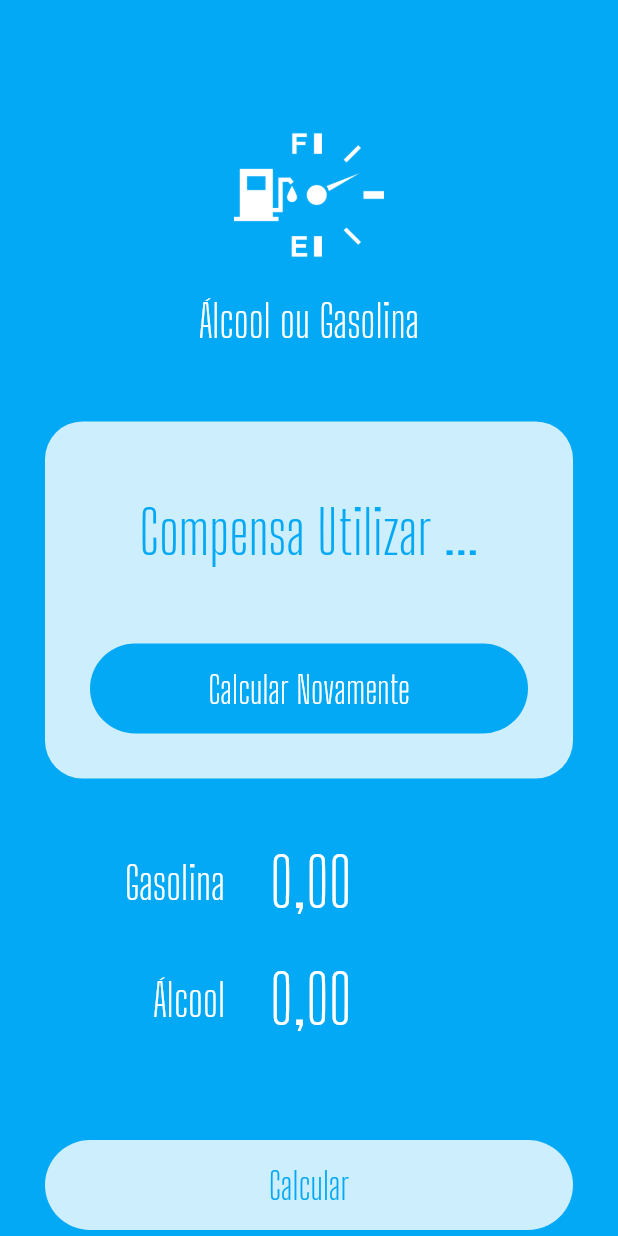
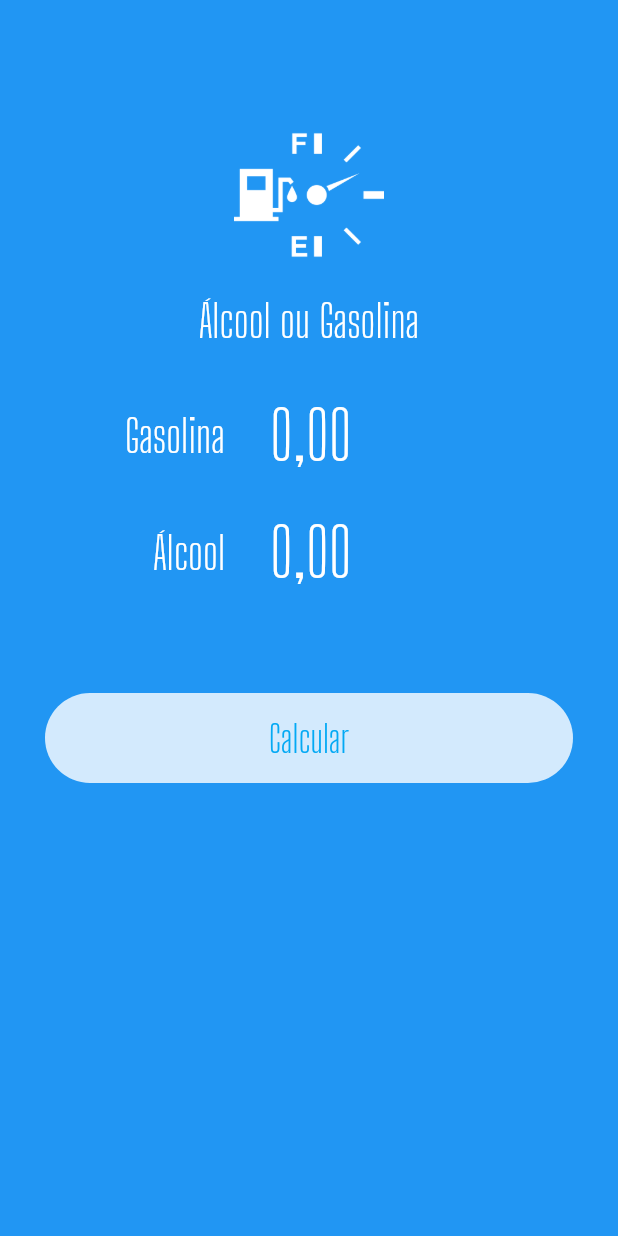
Before and after one commit to dChefer/cal_alc_gas, a Flutter app: the screen it shows after launch, on a phone screen of 412 x 824 dp. Run offline on Flutter 3.47's test engine with Material 2 defaults, Android fonts, the phone set to English and light mode, and no system bars; our stand-ins replace flutter_masked_text.

Commit message:
App Final

```diff
--- a/lib/main.dart
+++ b/lib/main.dart
@@ -1,10 +1,5 @@
-import 'package:alcool_gasolina/widgets/input.widget.dart';
-import 'package:alcool_gasolina/widgets/loading-button.widget.dart';
-import 'package:alcool_gasolina/widgets/logo.widget.dart';
-import 'package:alcool_gasolina/widgets/submit-form.dart';
-import 'package:alcool_gasolina/widgets/success.widget.dart';
 import 'package:flutter/material.dart';
-import 'package:flutter_masked_text/flutter_masked_text.dart';
+import 'pages/home.page.dart';
 
 void main() {
   runApp(MyApp());
@@ -24,30 +19,3 @@ class MyApp extends StatelessWidget {
     );
   }
 }
-
-class HomePage extends StatelessWidget {
-  var _gasCtrl = new MoneyMaskedTextController();
-  var _alcCtrl = new MoneyMaskedTextController();
-
-  @override
-  Widget build(BuildContext context) {
-    return Scaffold(
-      backgroundColor: Theme.of(context).primaryColor,
-      body: ListView(
-        children: <Widget>[
-          Logo(),
-          Success(
-            reset: () {},
-            result: "Compensa Utilizar ...",
-          ),
-          SubmitForm(
-            gastCtrl: _gasCtrl,
-            alcCtrl: _alcCtrl,
-            busy: false,
-            submitForm: () {},
-          ),
-        ],
-      ),
-    );
-  }
-}
--- /dev/null
+++ b/lib/pages/home.page.dart
@@ -0,0 +1,92 @@
+import 'package:flutter/material.dart';
+import 'package:flutter_masked_text/flutter_masked_text.dart';
+
+import '../widgets/logo.widget.dart';
+import '../widgets/submit-form.dart';
+import '../widgets/success.widget.dart';
+
+class HomePage extends StatefulWidget {
+  @override
+  _HomePageState createState() => _HomePageState();
+}
+
+class _HomePageState extends State<HomePage> {
+  Color _color = Colors.blue;
+  var _gasCtrl = new MoneyMaskedTextController();
+
+  var _alcCtrl = new MoneyMaskedTextController();
+
+  var _busy = false;
+
+  var _completed = false;
+
+  var _result = "Compensa Utilizar Gasolina!!";
+
+  @override
+  Widget build(BuildContext context) {
+    return Scaffold(
+      backgroundColor: Theme.of(context).primaryColor,
+      body: AnimatedContainer(
+        duration: Duration(milliseconds: 1200),
+        color: _color,
+        child: ListView(
+          children: <Widget>[
+            Logo(),
+            _completed
+                ? Success(
+                    result: _result,
+                    reset: reset,
+                  )
+                : SubmitForm(
+                    gastCtrl: _gasCtrl,
+                    alcCtrl: _alcCtrl,
+                    busy: _busy,
+                    submitForm: calculate,
+                  ),
+          ],
+        ),
+      ),
+    );
+  }
+
+  Future calculate() {
+    double alc = double.parse(
+          _alcCtrl.text.replaceAll(new RegExp(r'[,.]'), ''),
+        ) /
+        100;
+    double gas = double.parse(
+          _gasCtrl.text.replaceAll(new RegExp(r'[,.]'), ''),
+        ) /
+        100;
+    double res = alc / gas;
+
+    setState(() {
+      _color = Colors.lightBlueAccent;
+      _completed = false;
+      _busy = true;
+    });
+
+    return new Future.delayed(const Duration(seconds: 2), () {
+      setState(() {
+        if (res >= 0.7) {
+          _result = 'Compensa utilizar Gasolina!!';
+        } else {
+          _result = 'Compensa utilizar Álcool!!';
+        }
+
+        _busy = false;
+        _completed = true;
+      });
+    });
+  }
+
+  reset() {
+    setState(() {
+      _color = Colors.lightBlue;
+      _alcCtrl = new MoneyMaskedTextController();
+      _gasCtrl = new MoneyMaskedTextController();
+      _completed = false;
+      _busy = false;
+    });
+  }
+}
```
